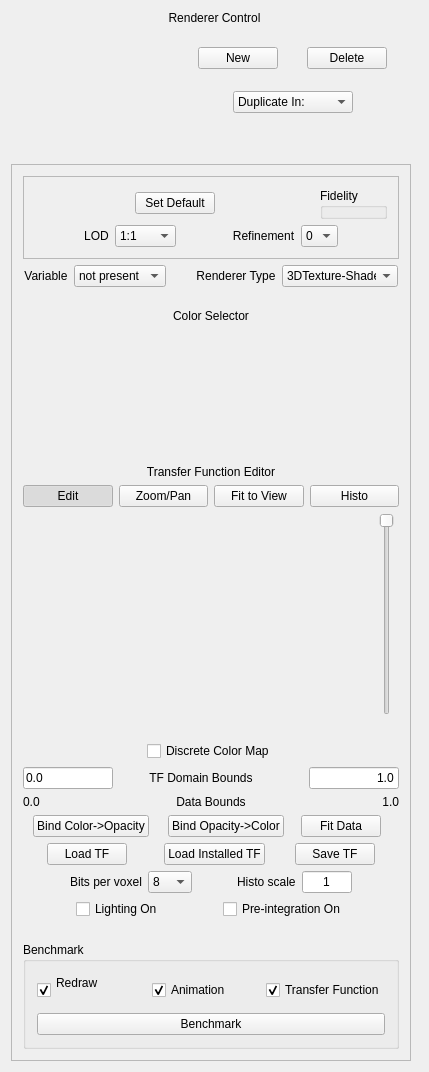
First picture: the form in apps/vaporgui/guis/ui/dvr.ui, repository yyr/vapor, before the edit.
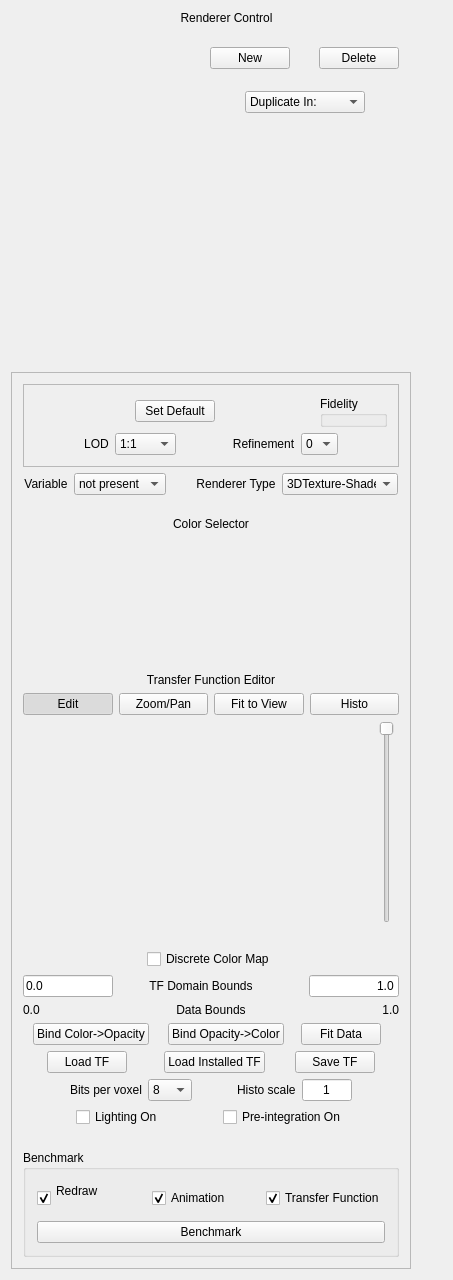
Second picture: the form after the edit. Custom widgets are drawn as their Qt base class.

```diff
--- a/apps/vaporgui/guis/ui/dvr.ui
+++ b/apps/vaporgui/guis/ui/dvr.ui
@@ -6,8 +6,8 @@
    <rect>
     <x>0</x>
     <y>0</y>
-    <width>429</width>
-    <height>1072</height>
+    <width>453</width>
+    <height>1280</height>
    </rect>
   </property>
   <property name="sizePolicy">
```
Left out of the diff: 12 changed lines with no effect on the pictures.
